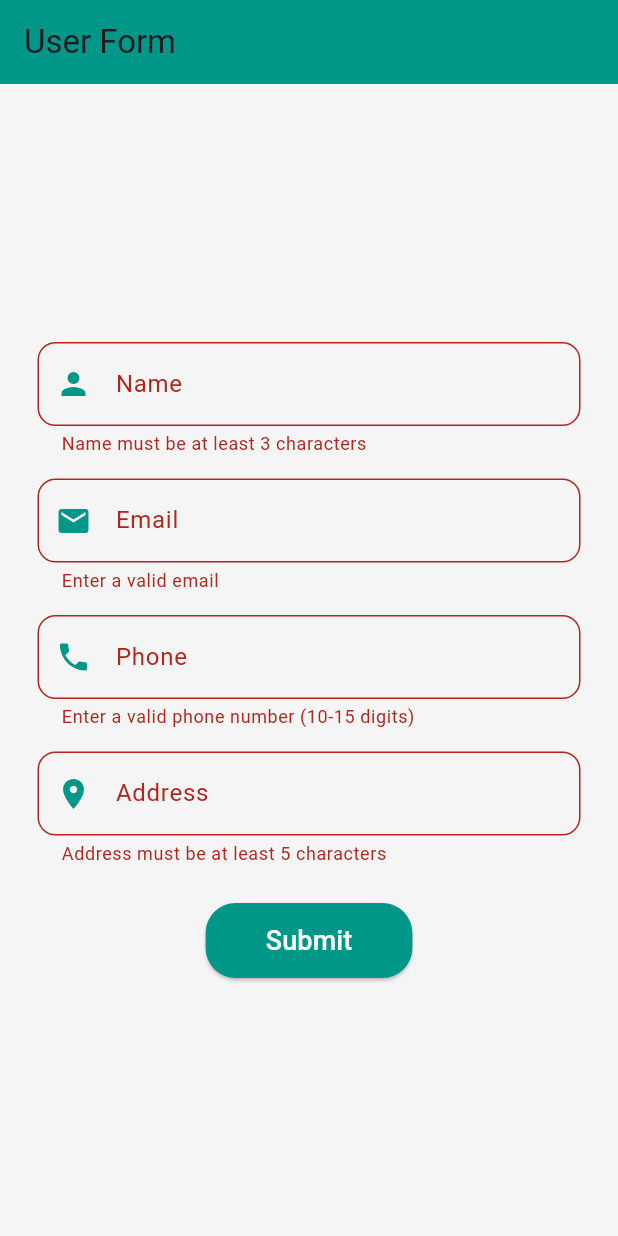
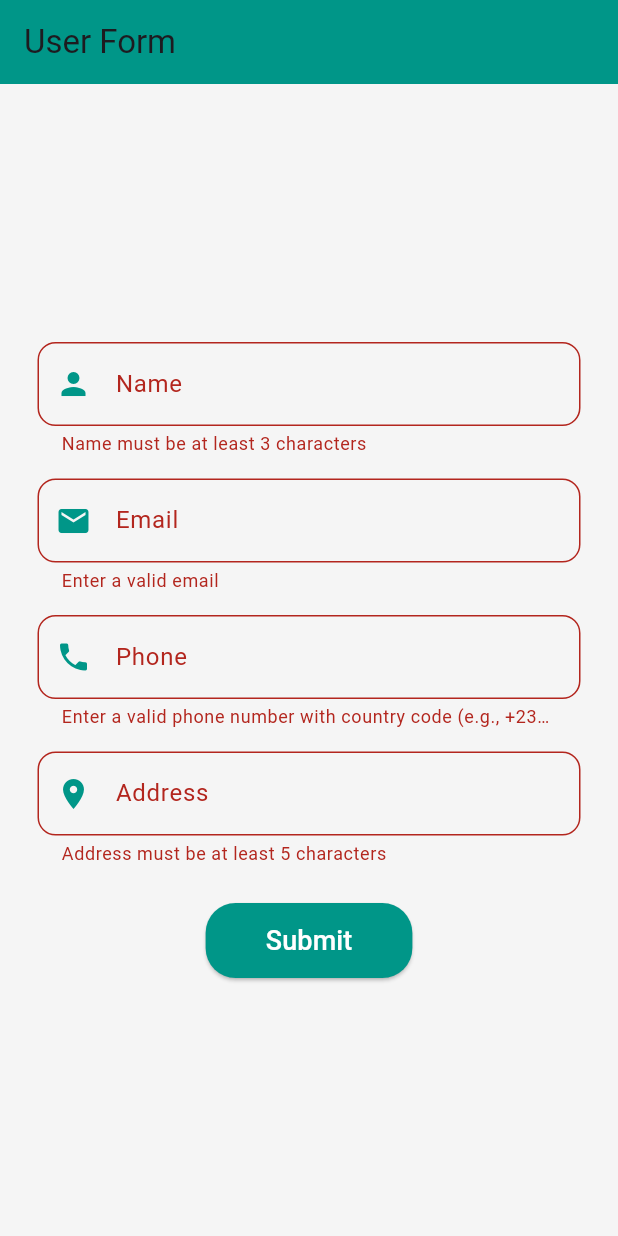
Before and after one commit to Lydia02/flutter-validation-app, a Flutter app: the screen it shows after launch, after a tap on "Submit", on a phone screen of 412 x 824 dp. Run offline on Flutter 3.47's test engine with Material 3 defaults, Android fonts, the phone set to English and light mode, and no system bars.

Commit message:
added country code to phone number

```diff
--- a/lib/main.dart
+++ b/lib/main.dart
@@ -1,5 +1,5 @@
 import 'package:flutter/material.dart';
-import 'screens/formscreen.dart'; // Import the previous file
+import 'screens/formscreen.dart'; // Import the user input validation file
 
 void main() {
   runApp(const MyApp());
--- a/lib/screens/formscreen.dart
+++ b/lib/screens/formscreen.dart
@@ -31,11 +31,12 @@ class _FormInputState extends State<FormInput> {
   }
 
   /// Phone validation function:
-  /// - Ensures input is a valid phone number with 10 to 15 digits.
+  /// - Ensures input starts with '+' followed by 10-15 digits.
+  /// - Allows different country codes (e.g., +1, +44, +234).
   String? validatePhone(String? phone) {
-    final RegExp phoneRegex = RegExp(r'^\d{10,15}$');
+    final RegExp phoneRegex = RegExp(r'^\+?[0-9]{10,15}$');
     if (phone == null || phone.isEmpty || !phoneRegex.hasMatch(phone)) {
-      return 'Enter a valid phone number (10-15 digits)';
+      return 'Enter a valid phone number with country code (e.g., +2348123456789)';
     }
     return null;
   }
@@ -110,7 +111,9 @@ class _FormInputState extends State<FormInput> {
                     shape: RoundedRectangleBorder(
                         borderRadius: BorderRadius.circular(20)),
                   ),
-                  child: const Text("OK", style: TextStyle(fontSize: 16, fontWeight: FontWeight.bold)),
+                  child: const Text("OK",
+                      style:
+                      TextStyle(fontSize: 16, fontWeight: FontWeight.bold)),
                 ),
               ),
             ],
@@ -163,7 +166,7 @@ class _FormInputState extends State<FormInput> {
                 // Phone Input Field
                 buildInputField(
                   "Phone",
-                  "Enter your phone number",
+                  "Enter your phone number (e.g., +2348123456789)",
                   _phoneController,
                   Icons.phone,
                   validatePhone,
@@ -222,6 +225,9 @@ class _FormInputState extends State<FormInput> {
         prefixIcon: Icon(icon, color: Colors.teal), // Icon inside the field
         border: OutlineInputBorder(borderRadius: BorderRadius.circular(12)), // Rounded border
       ),
+      keyboardType: label == "Phone"
+          ? TextInputType.phone // Allow numbers and `+`
+          : TextInputType.text, // Default type
       validator: validator, // Attach validation function
     );
   }
```
